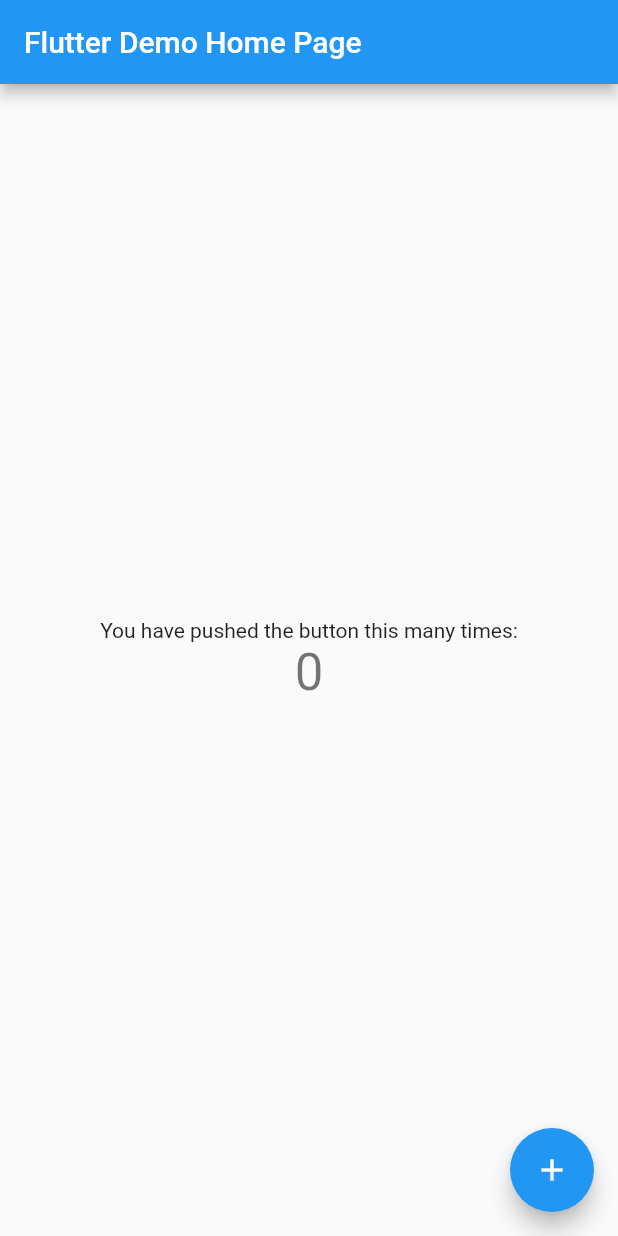
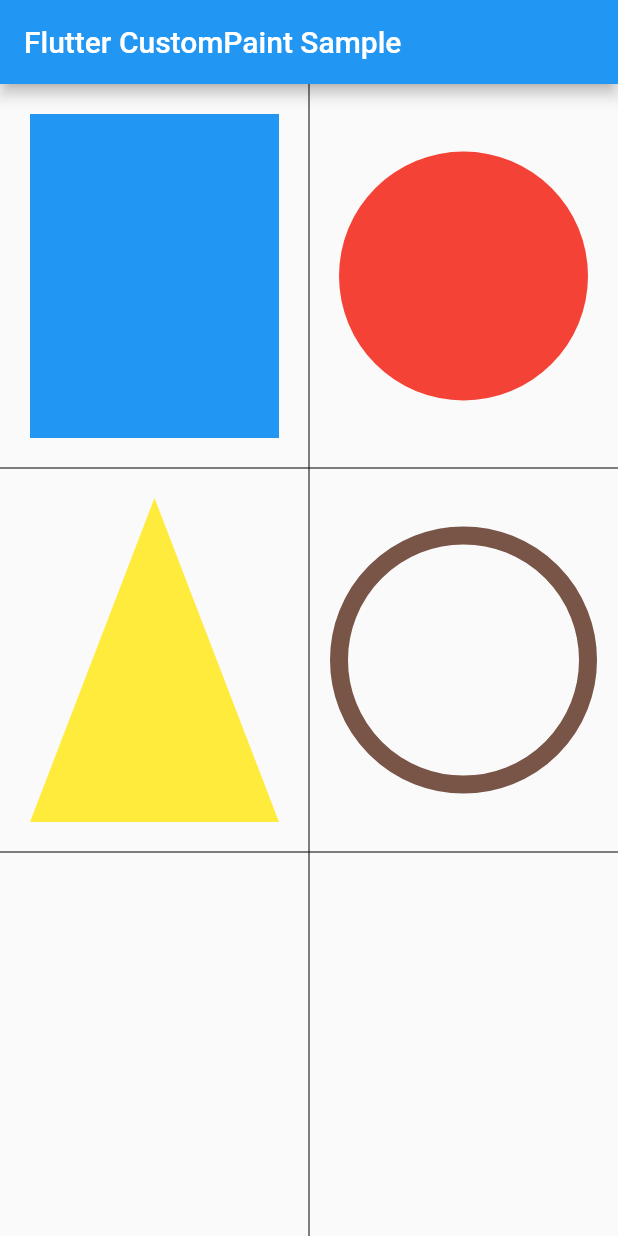
Before and after one commit to Yoshikawa-0918/flutter_custompaint_sample, a Flutter app: the screen it shows after launch, on a phone screen of 412 x 824 dp. Run offline on Flutter 3.47's test engine with Material 2 defaults, Android fonts, the phone set to English and light mode, and no system bars.

Commit message:
様々な図形を描画してみた

```diff
--- a/lib/main.dart
+++ b/lib/main.dart
@@ -1,3 +1,5 @@
+import 'dart:math';
+
 import 'package:flutter/material.dart';
 
 void main() {
@@ -11,57 +13,98 @@ class MyApp extends StatelessWidget {
   @override
   Widget build(BuildContext context) {
     return MaterialApp(
-      title: 'Flutter Demo',
-      theme: ThemeData(
-        primarySwatch: Colors.blue,
+      home: Scaffold(
+        appBar: AppBar(
+          title: const Text('Flutter CustomPaint Sample'),
+        ),
+        body: _body(),
       ),
-      home: const MyHomePage(title: 'Flutter Demo Home Page'),
     );
   }
 }
 
-class MyHomePage extends StatefulWidget {
-  const MyHomePage({super.key, required this.title});
-  final String title;
-
-  @override
-  State<MyHomePage> createState() => _MyHomePageState();
-}
-
-class _MyHomePageState extends State<MyHomePage> {
-  int _counter = 0;
-
-  void _incrementCounter() {
-    setState(() {
-      _counter++;
-    });
-  }
+//①Canvas(図形を描画する場所)を用意する
+class _body extends StatelessWidget {
+  const _body();
 
   @override
   Widget build(BuildContext context) {
-    return Scaffold(
-      appBar: AppBar(
-        title: Text(widget.title),
-      ),
-      body: Center(
-        child: Column(
-          mainAxisAlignment: MainAxisAlignment.center,
-          children: <Widget>[
-            const Text(
-              'You have pushed the button this many times:',
-            ),
-            Text(
-              '$_counter',
-              style: Theme.of(context).textTheme.headlineMedium,
-            ),
-          ],
-        ),
-      ),
-      floatingActionButton: FloatingActionButton(
-        onPressed: _incrementCounter,
-        tooltip: 'Increment',
-        child: const Icon(Icons.add),
-      ),
+    Size size = MediaQuery.of(context).size;
+    /*
+    sizeプロパティでCanvasのサイズを定義する
+    painterプロパティでPainterとなるクラスを定義する
+    */
+    return CustomPaint(
+      size: Size(size.width, size.height),
+      painter: _Painter(),
     );
   }
 }
+
+//②Painter(描画する処理)を用意する
+class _Painter extends CustomPainter {
+  //paintメソッドに付けを描画する処理を書く
+  @override
+  void paint(Canvas canvas, Size size) {
+    final paint = Paint()
+      ..color
+      ..style
+      ..strokeWidth;
+    //三角形のパス
+    final path = Path()
+      ..moveTo(
+        20,
+        size.height / 3 * 2 - 20,
+      )
+      ..lineTo(
+        size.width / 2 - 20,
+        size.height / 3 * 2 - 20,
+      )
+      ..lineTo(
+        size.width / 4,
+        size.height / 3 + 20,
+      )
+      ..lineTo(
+        20,
+        size.height / 3 * 2 - 20,
+      );
+    paint.color = Colors.black;
+    //横線の描画
+    for (int i = 0; i < 2; i++) {
+      canvas.drawLine(Offset(0, size.height / 3 * (i + 1)),
+          Offset(size.width, size.height / 3 * (i + 1)), paint);
+    }
+    //縦線の描画
+    canvas.drawLine(
+        Offset(size.width / 2, 0), Offset(size.width / 2, size.height), paint);
+
+    paint.color = Colors.blue;
+    //四角形の描画
+    canvas.drawRect(
+        Rect.fromLTRB(20, 20, size.width / 2 - 20, size.height / 3 - 20),
+        paint);
+
+    paint.color = Colors.red;
+    //円の描画
+    canvas.drawCircle(Offset(size.width / 4 * 3, size.height / 6),
+        size.width / 4 - 20, paint);
+
+    paint.color = Colors.yellow;
+    //三角形の描画(パスを用いて図形を描画)
+    canvas.drawPath(path, paint);
+
+    paint.color = Colors.brown;
+    //塗りつぶしなし
+    paint.style = PaintingStyle.stroke;
+    //枠線の太さを指定
+    paint.strokeWidth = 12;
+    canvas.drawCircle(Offset(size.width / 4 * 3, size.height / 2),
+        size.width / 4 - 20, paint);
+  }
+
+  //shouldRepaintメソッドはCustomPainterが再結成された時に呼び出す(前のペイント結果を再利用する時に使う)
+  @override
+  bool shouldRepaint(covariant CustomPainter oldDelegate) {
+    return true;
+  }
+}
```
